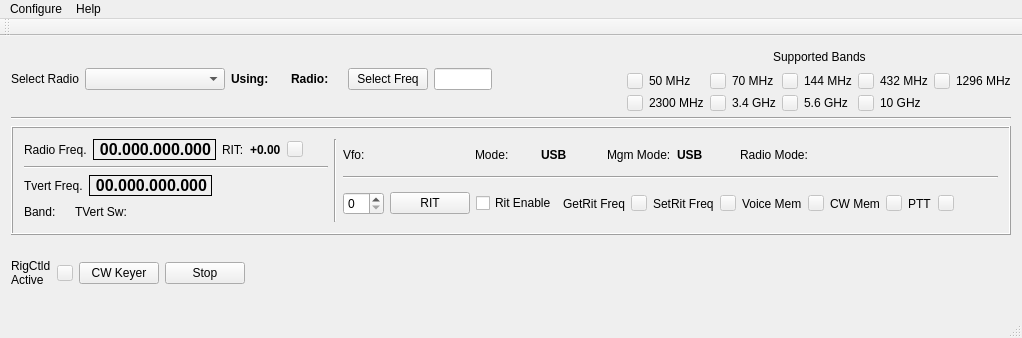
Above: mqt/MqtRigControl/rigcontrolmainwindow.ui from Rsclub22/Minos2-Mirror before the change. Below: the same form after it.
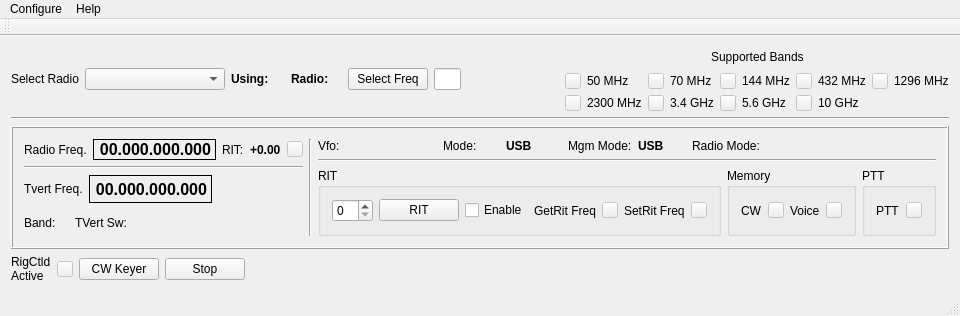
That is the form after the change. Custom widgets are drawn as their Qt base class.

Commit message: more ui tweaks for cw/voice mem and ptt

What changed in the file:
```diff
--- a/mqt/MqtRigControl/rigcontrolmainwindow.ui
+++ b/mqt/MqtRigControl/rigcontrolmainwindow.ui
@@ -6,8 +6,8 @@
    <rect>
     <x>0</x>
     <y>0</y>
-    <width>1022</width>
-    <height>338</height>
+    <width>945</width>
+    <height>309</height>
    </rect>
   </property>
   <property name="windowTitle">
@@ -679,6 +679,12 @@
             </widget>
            </item>
            <item>
+            <layout class="QHBoxLayout" name="horizontalLayout_25">
+             <item>
+              <widget class="QGroupBox" name="ritGroupBox">
+               <property name="title">
+                <string>RIT</string>
+               </property>
             <layout class="QHBoxLayout" name="horizontalLayout_19">
              <item>
               <layout class="QHBoxLayout" name="horizontalLayout_11">
@@ -703,17 +709,13 @@
                  </item>
                 </layout>
                </item>
-              </layout>
-             </item>
              <item>
               <widget class="QCheckBox" name="ritEnableChk">
                <property name="text">
-                <string>Rit Enable</string>
+                     <string>Enable</string>
                </property>
               </widget>
              </item>
-             <item>
-              <layout class="QHBoxLayout" name="horizontalLayout_14">
                <item>
                 <layout class="QHBoxLayout" name="horizontalLayout_4">
                  <item>
@@ -771,38 +773,33 @@
               </layout>
              </item>
              <item>
-              <layout class="QHBoxLayout" name="horizontalLayout_21">
-               <item>
-                <widget class="QLabel" name="voiceMemLbl">
-                 <property name="text">
-                  <string>Voice Mem</string>
-                 </property>
-                </widget>
-               </item>
-               <item>
-                <widget class="QPushButton" name="voiceMemInd">
-                 <property name="enabled">
-                  <bool>false</bool>
-                 </property>
-                 <property name="maximumSize">
+                 <spacer name="horizontalSpacer_3">
+                  <property name="orientation">
+                   <enum>Qt::Horizontal</enum>
+                  </property>
+                  <property name="sizeHint" stdset="0">
                   <size>
-                   <width>16</width>
-                   <height>16</height>
-                  </size>
-                 </property>
-                 <property name="text">
-                  <string/>
-                 </property>
-                </widget>
-               </item>
-              </layout>
+                    <width>40</width>
+                    <height>20</height>
+                   </size>
+                  </property>
+                 </spacer>
+                </item>
+               </layout>
+              </widget>
              </item>
+             <item>
+              <widget class="QGroupBox" name="memGroupBox">
+               <property name="title">
+                <string>Memory</string>
+               </property>
+               <layout class="QHBoxLayout" name="horizontalLayout_14">
              <item>
               <layout class="QHBoxLayout" name="horizontalLayout_23">
                <item>
                 <widget class="QLabel" name="cwMemLbl">
                  <property name="text">
-                  <string>CW Mem</string>
+                     <string>CW</string>
                  </property>
                 </widget>
                </item>
@@ -825,6 +822,53 @@
               </layout>
              </item>
              <item>
+                 <layout class="QHBoxLayout" name="horizontalLayout_21">
+                  <item>
+                   <widget class="QLabel" name="voiceMemLbl">
+                    <property name="text">
+                     <string>Voice</string>
+                    </property>
+                   </widget>
+                  </item>
+                  <item>
+                   <widget class="QPushButton" name="voiceMemInd">
+                    <property name="enabled">
+                     <bool>false</bool>
+                    </property>
+                    <property name="maximumSize">
+                     <size>
+                      <width>16</width>
+                      <height>16</height>
+                     </size>
+                    </property>
+                    <property name="text">
+                     <string/>
+                    </property>
+                   </widget>
+                  </item>
+                 </layout>
+                </item>
+                <item>
+                 <spacer name="horizontalSpacer_10">
+                  <property name="orientation">
+                   <enum>Qt::Horizontal</enum>
+                  </property>
+                  <property name="sizeHint" stdset="0">
+                   <size>
+                    <width>40</width>
+                    <height>20</height>
+                   </size>
+                  </property>
+                 </spacer>
+                </item>
+               </layout>
+              </widget>
+             </item>
+             <item>
+              <widget class="QGroupBox" name="pttGroupBox">
+               <property name="title">
+                <string>PTT</string>
+               </property>
               <layout class="QHBoxLayout" name="horizontalLayout_24">
                <item>
                 <widget class="QLabel" name="pttLbl">
@@ -849,20 +893,21 @@
                  </property>
                 </widget>
                </item>
-              </layout>
-             </item>
              <item>
-              <spacer name="horizontalSpacer_3">
+                 <spacer name="horizontalSpacer_9">
                <property name="orientation">
                 <enum>Qt::Horizontal</enum>
                </property>
                <property name="sizeHint" stdset="0">
                 <size>
-                 <width>58</width>
-                 <height>37</height>
+                    <width>40</width>
+                    <height>20</height>
                 </size>
                </property>
               </spacer>
+                </item>
+               </layout>
+              </widget>
              </item>
             </layout>
            </item>
@@ -953,7 +998,7 @@
     <rect>
      <x>0</x>
      <y>0</y>
-     <width>1022</width>
+     <width>945</width>
      <height>21</height>
     </rect>
    </property>
```
Lines whose indentation alone changed are shown as unchanged. The commit also changes 6 other files.
